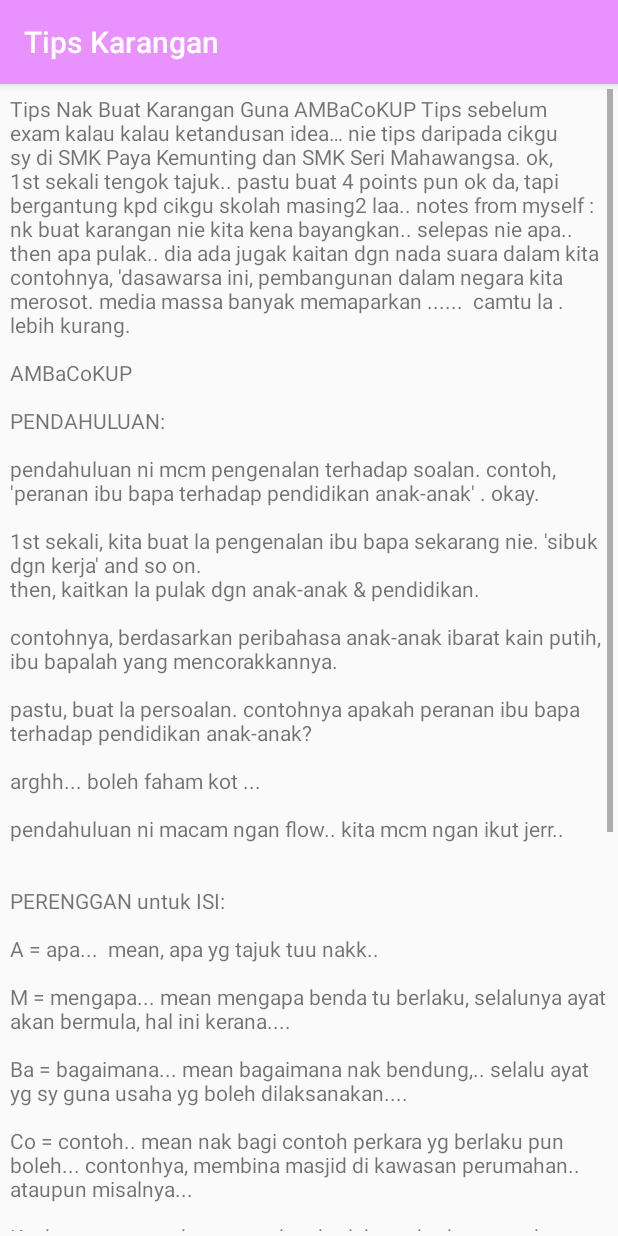
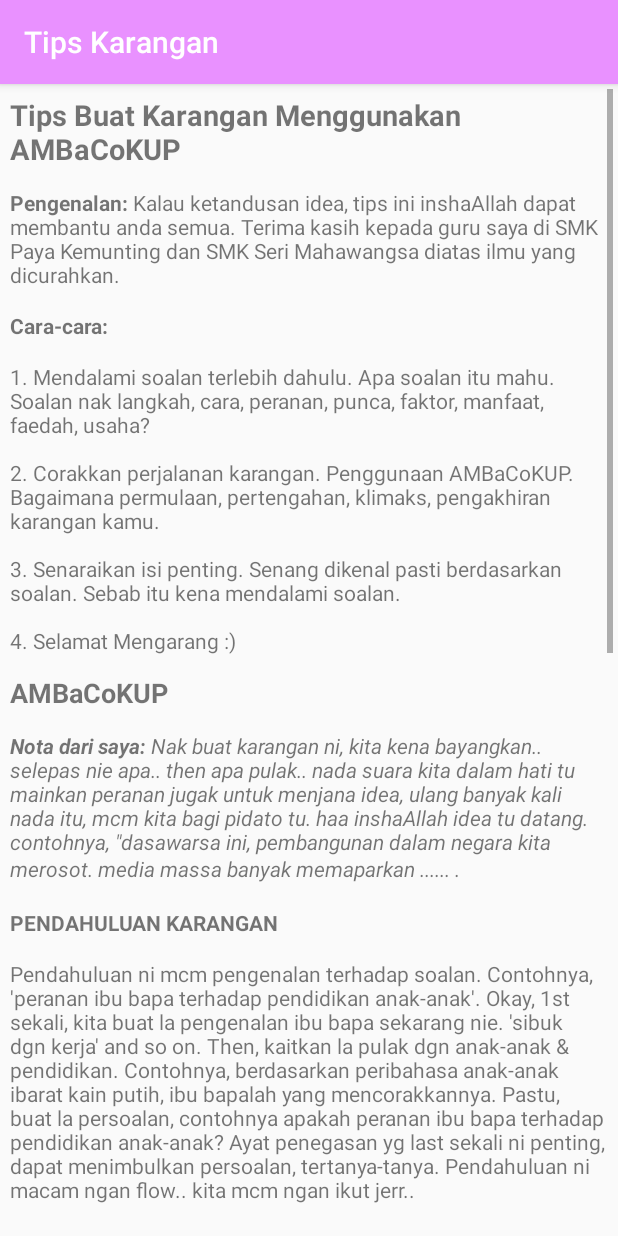
Before and after one commit to ticherhaz/KaranganCemerlangSPM, an Android app: the screen it shows after launch (TipsKaranganActivity), in the options menu, after a tap on "Tips Karangan", on a phone screen of 412 x 824 dp. Run offline under Robolectric (Android 15) with nearby library versions, the phone set to English and light mode, and no system bars; our stand-ins replace Firebase (no records; nobody signed in at launch, a user with empty details on screens opened directly).

Commit message:
1. version 3

```diff
--- a/app/build.gradle
+++ b/app/build.gradle
@@ -14,8 +14,8 @@ android {
         applicationId "net.ticherhaz.karangancemerlangspm"
         minSdkVersion 16
         targetSdkVersion 28
-        versionCode 2
-        versionName "1.02"
+        versionCode 3
+        versionName "1.03"
         testInstrumentationRunner "android.support.test.runner.AndroidJUnitRunner"
     }
     buildTypes {
--- a/app/src/main/java/net/ticherhaz/karangancemerlangspm/MainActivity.java
+++ b/app/src/main/java/net/ticherhaz/karangancemerlangspm/MainActivity.java
@@ -50,6 +50,7 @@ public class MainActivity extends AppCompatActivity {
 
     //Variable
     private String userUid;
+    private String phoneModel;
 
     //Edit Text
     private EditText editTextSearch;
@@ -66,12 +67,11 @@ public class MainActivity extends AppCompatActivity {
 //    private RecyclerView recyclerViewTajuk6;
 
     private LinearLayout linearLayout;
-    private Toolbar toolbar;
 
     //Method listID
     private void listID() {
         //Toolbar
-        toolbar = findViewById(R.id.app_bar);
+        Toolbar toolbar = findViewById(R.id.app_bar);
         setSupportActionBar(toolbar);
         editTextSearch = findViewById(R.id.edit_text_search);
         progressBar = findViewById(R.id.progressbar);
@@ -86,8 +86,11 @@ public class MainActivity extends AppCompatActivity {
 
         //Get the value of the userUid
         Intent intent = getIntent();
-        if (intent.getExtras() != null)
+        if (intent.getExtras() != null) {
             userUid = intent.getExtras().getString("userUid");
+            phoneModel = intent.getExtras().getString("phoneModel");
+        }
+
 
         //Database
         firebaseDatabase = FirebaseDatabase.getInstance();
@@ -283,6 +286,7 @@ public class MainActivity extends AppCompatActivity {
         if (id == R.id.action_about) {
             AlertDialog.Builder builder = new AlertDialog.Builder(new ContextThemeWrapper(this, R.style.myDialog));
             builder.setTitle("About");
+            builder.setCancelable(false);
             //TODO: Update the version at About
             builder.setMessage("Karangan Cemerlang SPM\nversion 1.02\n\ncreated by Ticherhaz\nhazman45.blogspot.com\n\n ©2019");
             builder.setCancelable(true);
@@ -301,6 +305,13 @@ public class MainActivity extends AppCompatActivity {
             startActivity(new Intent(MainActivity.this, TipsKaranganActivity.class));
             return true;
         }
+        if (id == R.id.action_feedback) {
+            Intent intent = new Intent(MainActivity.this, FeedbackActivity.class);
+            intent.putExtra("userUid", userUid);
+            intent.putExtra("phoneModel", phoneModel);
+            startActivities(new Intent[]{intent});
+            return true;
+        }
         return super.onOptionsItemSelected(item);
     }
 }
--- a/app/src/main/java/net/ticherhaz/karangancemerlangspm/SplashActivity.java
+++ b/app/src/main/java/net/ticherhaz/karangancemerlangspm/SplashActivity.java
@@ -138,6 +138,7 @@ public class SplashActivity extends AppCompatActivity {
         //Then start the main activity and transfer the userUID
         Intent intent = new Intent(getApplicationContext(), MainActivity.class);
         intent.putExtra("userUid", userUid);
+        intent.putExtra("phoneModel", phoneModel);
         startActivities(new Intent[]{intent});
         //Then close this activity
         finish();
--- a/app/src/main/java/net/ticherhaz/karangancemerlangspm/TipsKaranganActivity.java
+++ b/app/src/main/java/net/ticherhaz/karangancemerlangspm/TipsKaranganActivity.java
@@ -2,6 +2,8 @@ package net.ticherhaz.karangancemerlangspm;
 
 import android.os.Bundle;
 import android.support.v7.app.AppCompatActivity;
+import android.text.Html;
+import android.widget.TextView;
 
 public class TipsKaranganActivity extends AppCompatActivity {
 
@@ -9,7 +11,8 @@ public class TipsKaranganActivity extends AppCompatActivity {
     protected void onCreate(Bundle savedInstanceState) {
         super.onCreate(savedInstanceState);
         setContentView(R.layout.activity_tips_karangan);
-
+        TextView textViewTips = findViewById(R.id.text_view_tips);
+        textViewTips.setText(Html.fromHtml(getString(R.string.tips_karangan_explain)));
     }
 
     @Override
--- a/app/src/main/res/layout/activity_tips_karangan.xml
+++ b/app/src/main/res/layout/activity_tips_karangan.xml
@@ -21,10 +21,10 @@
             android:orientation="vertical">
 
             <TextView
+                android:id="@+id/text_view_tips"
                 android:layout_width="match_parent"
                 android:layout_height="wrap_content"
-                android:layout_marginBottom="11dp"
-                android:text="@string/tips_karangan_explain" />
+                android:layout_marginBottom="11dp" />
         </LinearLayout>
     </ScrollView>
 </LinearLayout>
--- a/app/src/main/res/menu/main.xml
+++ b/app/src/main/res/menu/main.xml
@@ -11,4 +11,10 @@
         android:orderInCategory="100"
         android:title="@string/tips_karangan"
         app:showAsAction="never" />
+
+    <item
+        android:id="@+id/action_feedback"
+        android:orderInCategory="100"
+        android:title="@string/feedback"
+        app:showAsAction="never" />
 </menu>
--- a/app/src/main/res/values/strings.xml
+++ b/app/src/main/res/values/strings.xml
@@ -18,64 +18,49 @@
     <string name="action_about">About</string>
     <string name="data_is_not_found">Data is not found</string>
     <string name="tips_karangan">Tips Karangan</string>
-    <string name="tips_karangan_explain"><![CDATA[Tips Nak Buat Karangan Guna AMBaCoKUP
-Tips sebelum exam kalau kalau ketandusan idea… nie tips daripada cikgu sy di SMK Paya Kemunting dan SMK Seri Mahawangsa.
-
-ok, 1st sekali tengok tajuk.. pastu buat 4 points pun ok da, tapi bergantung kpd cikgu skolah masing2 laa..
-
-
-notes from myself : nk buat karangan nie kita kena bayangkan.. selepas nie apa.. then apa pulak..  dia ada jugak kaitan dgn nada suara dalam kita contohnya, \'dasawarsa ini, pembangunan dalam negara kita merosot. media massa banyak memaparkan ...... " camtu la . lebih kurang.
-
-AMBaCoKUP
-
-PENDAHULUAN:
-
-pendahuluan ni mcm pengenalan terhadap soalan. contoh, 'peranan ibu bapa terhadap pendidikan anak-anak' . okay.
-
-1st sekali, kita buat la pengenalan ibu bapa sekarang nie. 'sibuk dgn kerja' and so on.
-then, kaitkan la pulak dgn anak-anak & pendidikan.
-
-contohnya, berdasarkan peribahasa anak-anak ibarat kain putih, ibu bapalah yang mencorakkannya.
-
-pastu, buat la persoalan. contohnya "apakah peranan ibu bapa terhadap pendidikan anak-anak?"
-
-arghh... boleh faham kot ...
-
-pendahuluan ni macam ngan flow.. kita mcm ngan ikut jerr..
-
-
-PERENGGAN untuk ISI:
-
-A = apa...  mean, apa yg tajuk tuu nakk..
-
-M = mengapa... mean mengapa benda tu berlaku, selalunya ayat akan bermula, "hal ini kerana...."
-
-Ba = bagaimana... mean bagaimana nak bendung,.. selalu ayat yg sy guna "usaha yg boleh dilaksanakan...."
-
-Co = contoh.. mean nak bagi contoh perkara yg berlaku pun boleh... "contonhya, membina masjid di kawasan perumahan.." ataupun "misalnya..."
-
-K = kesan... mean kesan yg akan berlaku terhadap contoh itu.. "impaknya, ramai org akan pergi ke masjid..." ataupun "kesannya...."
-
-U = ungkapan... mean ungkapan daripada kesan itu.. "ada peribahasa menyatakan bahawa...."
-
-P = penegasan... mean nak tegas balikk... selalunya salin balik ayat 1st kita buat perenggan... salin sebulat2 pun tkpa cuma tambah "Sesungguhnya...." ataupun "Jelaslah bahawa...."
-
-pastu perenggan kedua pun sama la .. hehe..
-
-PENUTUP:
-
-Penutup ni pun sama jugak la dgn pendahuluan, cuma ubah2 kan dari ayat pendahuluan. pastu cuba kaitkan "Pelbagai pihak perlu memainkan peranan .... "
-
-orang kata ayat harapan.... ayat nak up . haha. camtu la .
-
-kalau tak faham atau pertanyaan, PM :D
-
-
-Selamat beramal dan semoga maju jaya! :)
-
-
-
-
-
+    <string name="tips_karangan_explain">
+        <![CDATA[
+        <h2><b>Tips Buat Karangan Menggunakan AMBaCoKUP</b></h2>
+        </br>
+        </br>
+        <p><b>Pengenalan:</b> Kalau ketandusan idea, tips ini inshaAllah dapat membantu anda semua. Terima kasih kepada guru saya di SMK Paya Kemunting dan SMK Seri Mahawangsa diatas ilmu yang dicurahkan.</p>
+        </br>
+        <p><b>Cara-cara:</b></p>
+        <p>1. Mendalami soalan terlebih dahulu. Apa soalan itu mahu. Soalan nak langkah, cara, peranan, punca, faktor, manfaat, faedah, usaha?</p>
+        <p>2. Corakkan perjalanan karangan. Penggunaan AMBaCoKUP. Bagaimana permulaan, pertengahan, klimaks, pengakhiran karangan kamu.</p>
+        <p>3. Senaraikan isi penting. Senang dikenal pasti berdasarkan soalan. Sebab itu kena mendalami soalan.</p>
+        <p>4. Selamat Mengarang :)</p>
+        </br>
+        </br>
+        </br>
+        <h3><b>AMBaCoKUP</b></h3>
+        </br>
+        <p><i><b>Nota dari saya:</b> Nak buat karangan ni, kita kena bayangkan.. selepas nie apa.. then apa pulak.. nada suara kita dalam hati tu mainkan peranan jugak untuk menjana idea, ulang banyak kali nada itu, mcm kita bagi pidato tu. haa inshaAllah idea tu datang. contohnya, \"dasawarsa ini, pembangunan dalam negara kita merosot. media massa banyak memaparkan ...... " .</i></p>
+        </br>
+        <p><b>PENDAHULUAN KARANGAN</b></p>
+        <p>Pendahuluan ni mcm pengenalan terhadap soalan. Contohnya, 'peranan ibu bapa terhadap pendidikan anak-anak'. Okay, 1st sekali, kita buat la pengenalan ibu bapa sekarang nie. 'sibuk dgn kerja' and so on. Then, kaitkan la pulak dgn anak-anak & pendidikan. Contohnya, berdasarkan peribahasa anak-anak ibarat kain putih, ibu bapalah yang mencorakkannya. Pastu, buat la persoalan, contohnya "apakah peranan ibu bapa terhadap pendidikan anak-anak?" Ayat penegasan yg last sekali ni penting, dapat menimbulkan persoalan, tertanya-tanya. Pendahuluan ni macam ngan flow.. kita mcm ngan ikut jerr.. </p>
+        </br>
+        <p><b>ISI KARANGAN untuk SETIAP PERENGGAN:</b></p>
+        </br>
+        <p><b>A</b> = Apa...  mean, apa yg tajuk tuu nakk.. kita akan tulis balik isi points yang kita dapat tu.</p>
+        <p><b>M</b> = Mengapa...  mean, mengapa benda tu berlaku, selalunya ayat akan bermula, "hal ini kerana...."</p>
+        <p><b>Ba</b> = Bagaimana...  mean, bagaimana nak bendung,.. selalu ayat yg sy guna "usaha yg boleh dilaksanakan...."</p>
+        <p><b>Co</b> = Contoh..  mean, nak bagi contoh perkara yg berlaku pun boleh... "contonhya, membina masjid di kawasan perumahan.." ataupun "misalnya..."</p>
+        <p><b>K</b> = Kesan...  mean, kesan yg akan berlaku terhadap contoh itu.. "impaknya, ramai org akan pergi ke masjid..." ataupun "kesannya...."</p>
+        <p><b>U</b> = Ungkapan...  mean, ungkapan daripada kesan itu.. "ada peribahasa menyatakan bahawa...."</p>
+        <p><b>P</b> = Penegasan...  mean, nak tegas balikk... selalunya salin balik ayat 1st kita buat perenggan... salin sebulat2 pun tkpa cuma tambah "Sesungguhnya...." ataupun "Jelaslah bahawa...."</p>
+        <p>pastu perenggan kedua pun sama la .. hehe..</p>
+        <p><i>Extra tips: nak bagi cantik sikit, perenggan 2 or 3, kita terbalikkan ayat untuk Apa. Contoh, ayat 1st: "Untuk berjasa kepada kedua ibu bapa kita ialah dengan menolong kedua ibu bapa." . ayat 2nd: "Menolong kedua ibu bapa kita adalah salah satu cara untuk berjasa kepada kedua ibup bapa kita". Nampak dak?</i></p>
+        </br>
+        <p><b>PENUTUP KARANGAN:</b></p>
+        <p>Penutup ni pun sama jugak la dgn pendahuluan, cuma ubah2 kan dari ayat pendahuluan. pastu cuba kaitkan "Pelbagai pihak perlu memainkan peranan .... ". orang kata ayat harapan.... ayat nak up . haha. camtu la .</p>
+        <p>kalau tak faham atau pertanyaan, boleh emailkan ke: <b><i>ticherhaz@gmail.com</i></b></P>
+        <p><b><i>Selamat beramal dan semoga maju jaya! :)</i></b></p>
 ]]></string>
+    <string name="feedback">Feedback</string>
+    <string name="submit">Submit</string>
+    <string-array name="feedback_array">
+        <item>Suggestion</item>
+        <item>Compliment</item>
+    </string-array>
 </resources>
```
Also changed, not shown: app/src/main/AndroidManifest.xml (+8 -1 lines), app/src/main/java/net/ticherhaz/karangancemerlangspm/FeedbackActivity.java (added, +122 -0 lines), app/src/main/java/net/ticherhaz/karangancemerlangspm/Model/Feedback.java (added, +120 -0 lines), app/src/main/res/layout/activity_feedback.xml (added, +50 -0 lines), 3 other files.
